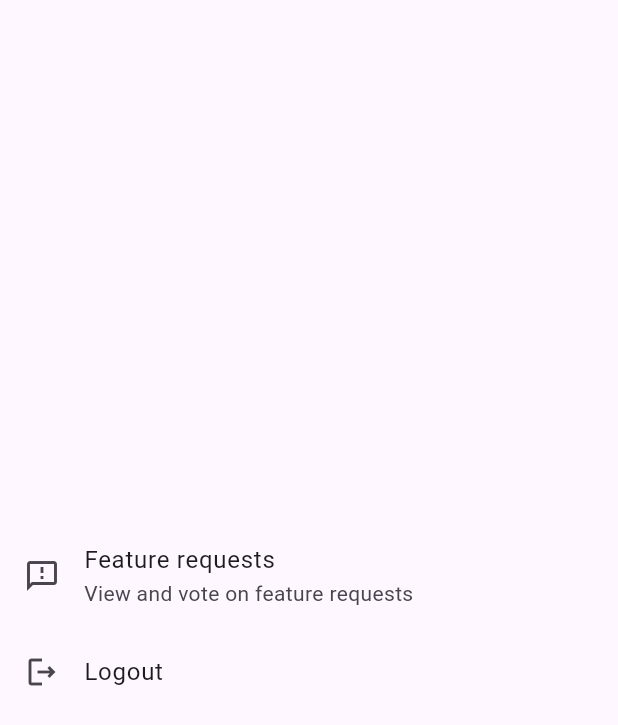
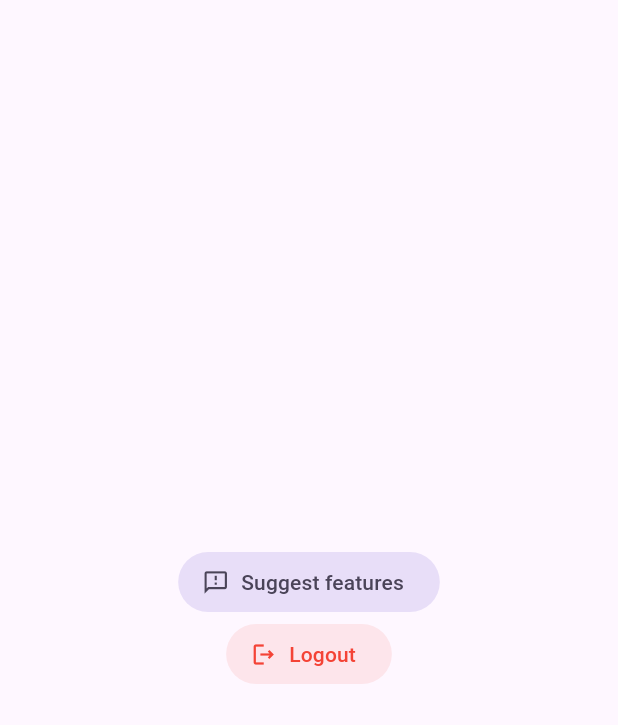
Before and after one commit to UserOrient/userorient-flutter, a Flutter app: the screen it shows after launch, on a phone screen of 412 x 824 dp. Shown: the top 725 px of the screen. Run offline on Flutter 3.47's test engine with Material 3 defaults, Android fonts, the phone set to English and light mode, and no system bars; our stand-ins replace flutter_svg, shared_preferences; accounts and stored records are empty.

Commit message:
Publisb version 1.4.4

```diff
--- a/example/lib/main.dart
+++ b/example/lib/main.dart
@@ -4,7 +4,7 @@ import 'package:userorient_flutter/userorient_flutter.dart';
 void main() async {
   WidgetsFlutterBinding.ensureInitialized();
 
-  UserOrient.configure(apiKey: 'YOUR_API_KEY', languageCode: 'en');
+  UserOrient.configure(apiKey: 'YOUR-API-KEY', languageCode: 'en');
 
   runApp(const MainApp());
 }
@@ -32,11 +32,10 @@ class HomePage extends StatelessWidget {
         child: Column(
           mainAxisAlignment: MainAxisAlignment.center,
           children: [
-            ListTile(
-              leading: const Icon(Icons.feedback_outlined),
-              title: const Text('Feature requests'),
-              subtitle: const Text('View and vote on feature requests'),
-              onTap: () {
+            FilledButton.tonalIcon(
+              icon: const Icon(Icons.feedback_outlined),
+              label: const Text('Suggest features'),
+              onPressed: () {
                 UserOrient.setUser(
                   uniqueIdentifier: '123123',
                   fullName: 'Kamran Bekirov',
@@ -49,10 +48,14 @@ class HomePage extends StatelessWidget {
                 UserOrient.openBoard(context);
               },
             ),
-            ListTile(
-              leading: const Icon(Icons.logout_outlined),
-              title: const Text('Logout'),
-              onTap: () {
+            FilledButton.tonalIcon(
+              style: FilledButton.styleFrom(
+                foregroundColor: Colors.red,
+                backgroundColor: Colors.red.withValues(alpha: .1),
+              ),
+              icon: const Icon(Icons.logout_outlined),
+              label: const Text('Logout'),
+              onPressed: () {
                 UserOrient.clearCache();
               },
             ),
--- a/pubspec.yaml
+++ b/pubspec.yaml
@@ -1,6 +1,6 @@
 name: userorient_flutter
 description: "Feature Voting Board for Flutter. Collect feedback from your users and prioritize your development roadmap."
-version: 1.4.3
+version: 1.4.4
 homepage: https://userorient.com
 repository: https://github.com/userorient/userorient-flutter
 issue_tracker: https://github.com/userorient/userorient-flutter/issues
@@ -21,7 +21,7 @@ dependencies:
   flutter_svg: ^2.0.10+1
   flutter_svg_provider: ^1.0.7
   http: ^1.2.1
-  shared_preferences: ^2.2.3
+  shared_preferences: ^2.5.3
   url_launcher: ^6.3.1
   url_launcher_ios: ^6.3.2
 
```
Also changed, not shown: lib/src/views/board_view.dart (+9 -7 lines), lib/src/widgets/tip_card.dart (+29 -2 lines), example/pubspec.lock, 1 other file.
